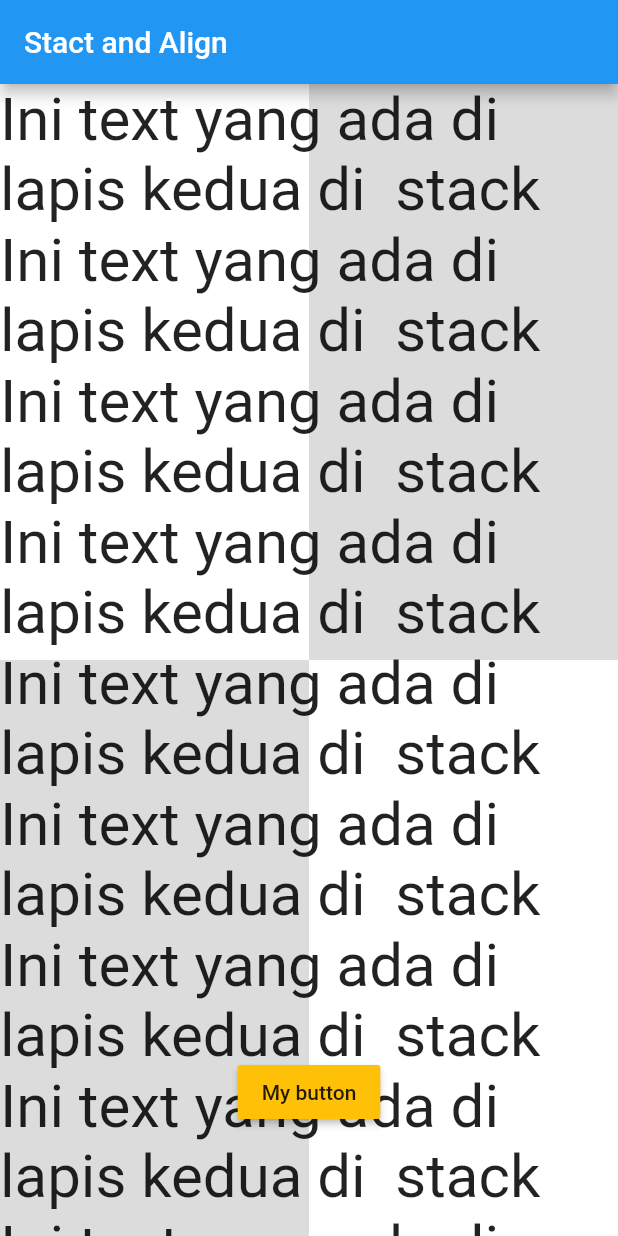
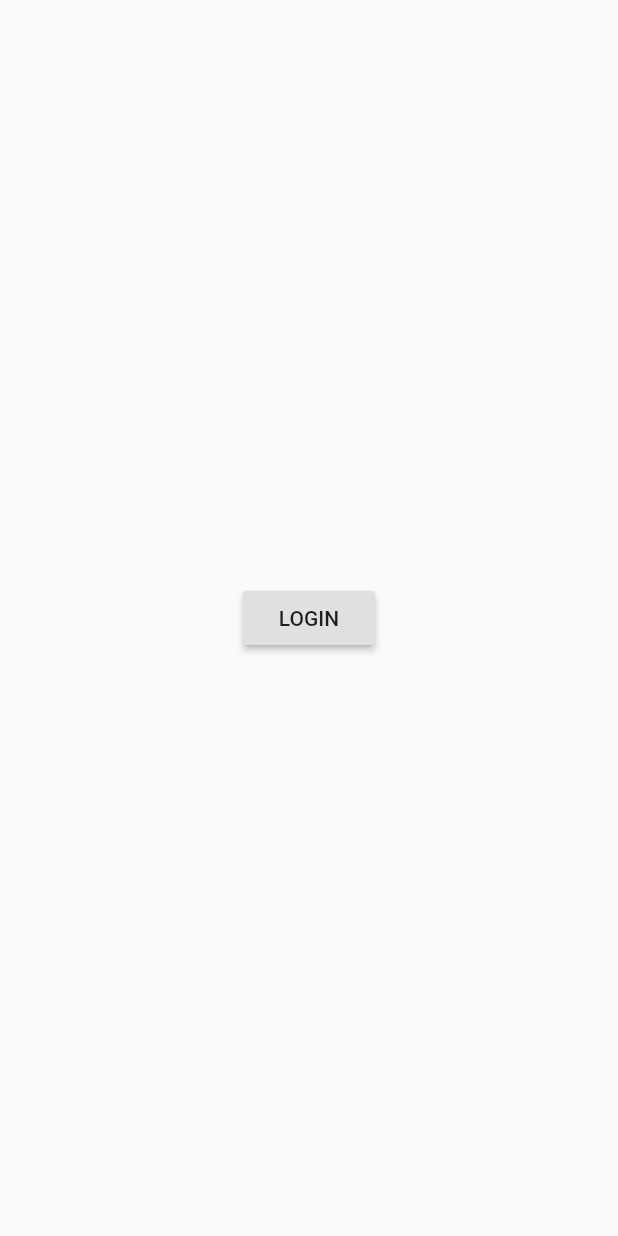
Before and after one commit to fullpagedeveloper/flutter-learning, a Flutter app: the screen it shows after launch, on a phone screen of 412 x 824 dp. Run offline on Flutter 3.47's test engine with Material 2 defaults, Android fonts, the light colour scheme and no system bars.

Commit message:
learing navigation and multiple page

```diff
--- a/lib/main.dart
+++ b/lib/main.dart
@@ -1,109 +1,15 @@
 import 'package:flutter/material.dart';
+import 'package:latihan_row_column/screen/login_page.dart';
 
 void main() => runApp(MyApp());
 
 class MyApp extends StatelessWidget {
+  const MyApp({Key key}) : super(key: key);
+
   @override
   Widget build(BuildContext context) {
     return MaterialApp(
-      home: Scaffold(
-        appBar: AppBar(
-          title: Text("Stact and Align"),
-        ),
-        body: Stack(
-          children: <Widget>[
-            //background
-            Column(
-              children: <Widget>[
-                //satu banding satu menggunakan Flexible()
-                Flexible(
-                  flex: 1,
-                  child: Row(
-                    children: <Widget>[
-                      Flexible(
-                        flex: 1,
-                        child: Container(color: Colors.white),
-                      ),
-                      Flexible(
-                        flex: 1,
-                        child: Container(color: Colors.black12),
-                      ),
-                    ],
-                  ),
-                ),
-                Flexible(
-                  flex: 1,
-                  child: Row(
-                    children: <Widget>[
-                      Flexible(
-                        flex: 1,
-                        child: Container(color: Colors.black12),
-                      ),
-                      Flexible(
-                        flex: 1,
-                        child: Container(color: Colors.white),
-                      ),
-                    ],
-                  ),
-                ),
-              ],
-            ),
-            //listview
-            ListView(
-              children: <Widget>[
-                Column(
-                  children: <Widget>[
-                    Text(
-                      "Ini text yang ada di  lapis kedua di  stack",
-                      style: TextStyle(fontSize: 40),
-                    ),
-                    Text(
-                      "Ini text yang ada di  lapis kedua di  stack",
-                      style: TextStyle(fontSize: 40),
-                    ),
-                    Text(
-                      "Ini text yang ada di  lapis kedua di  stack",
-                      style: TextStyle(fontSize: 40),
-                    ),
-                    Text(
-                      "Ini text yang ada di  lapis kedua di  stack",
-                      style: TextStyle(fontSize: 40),
-                    ),
-                    Text(
-                      "Ini text yang ada di  lapis kedua di  stack",
-                      style: TextStyle(fontSize: 40),
-                    ),
-                    Text(
-                      "Ini text yang ada di  lapis kedua di  stack",
-                      style: TextStyle(fontSize: 40),
-                    ),
-                    Text(
-                      "Ini text yang ada di  lapis kedua di  stack",
-                      style: TextStyle(fontSize: 40),
-                    ),
-                    Text(
-                      "Ini text yang ada di  lapis kedua di  stack",
-                      style: TextStyle(fontSize: 40),
-                    ),
-                    Text(
-                      "Ini text yang ada di  lapis kedua di  stack",
-                      style: TextStyle(fontSize: 40),
-                    ),
-                  ],
-                ),
-              ],
-            ),
-            //button , Aligm untuk memindahkan button kemanapun diletakan
-            Align(
-              alignment: Alignment(0, 0.80), //ini custom pisiisi
-              child: RaisedButton(
-                  child: Text("My button"),
-                  color: Colors.amber,
-                  onPressed: () {}),
-            ),
-          ],
-        ),
-      ),
+      home: LoginPage(),
     );
   }
 }
--- /dev/null
+++ b/lib/screen/login_page.dart
@@ -0,0 +1,22 @@
+import 'package:flutter/material.dart';
+import 'package:latihan_row_column/screen/main_page.dart';
+
+class LoginPage extends StatelessWidget {
+  @override
+  Widget build(BuildContext context) {
+    return Scaffold(
+      body: Center(
+        child: RaisedButton(
+            child: Text("LOGIN"),
+            onPressed: () {
+              Navigator.pushReplacement(
+                context,
+                MaterialPageRoute(builder: (context) {
+                  return MainPage();
+                }),
+              );
+            }),
+      ),
+    );
+  }
+}
```
Also changed, not shown: lib/screen/main_page.dart (added, +28 -0 lines), lib/screen/second_page.dart (added, +20 -0 lines).
